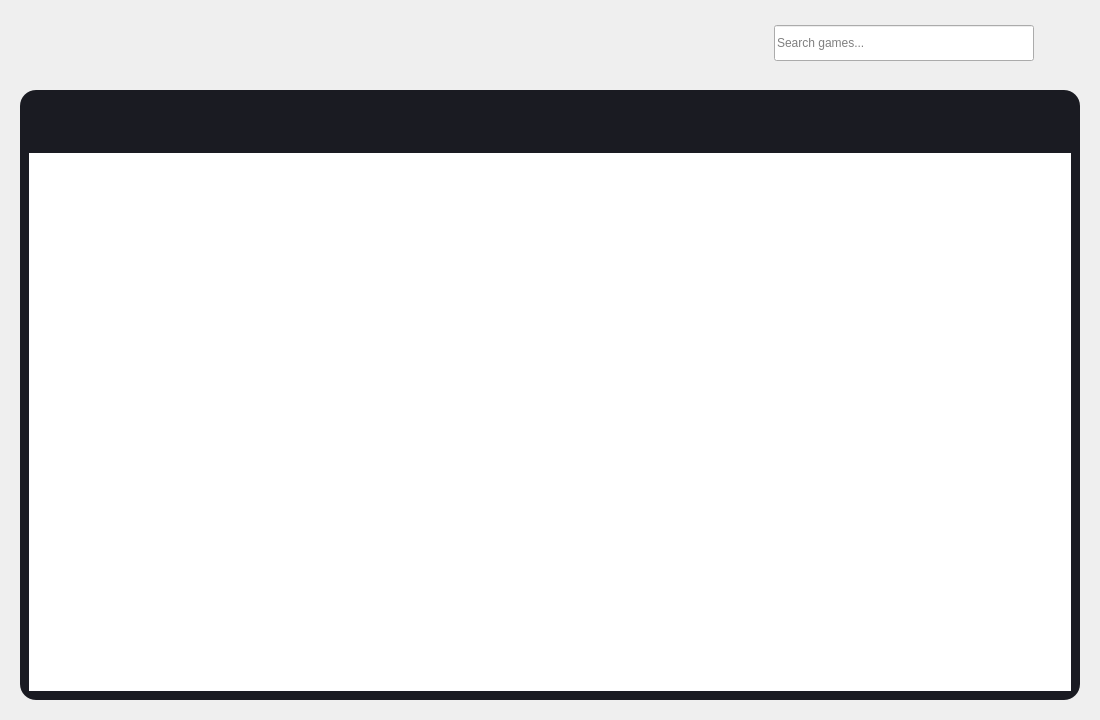
Qt form src/launcher/forms/configuration_list_widget.ui (danielsem65/S5-Play) before a commit.
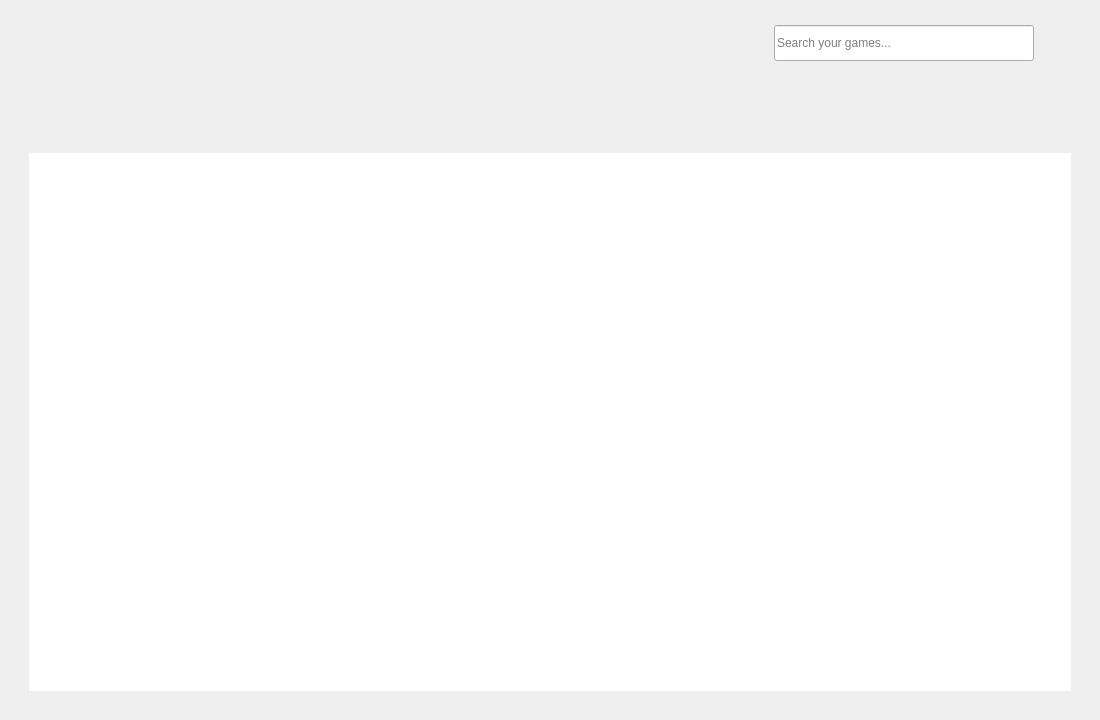
The same form after that commit. Custom widgets are drawn as their Qt base class.

Commit message: Professional UI overhaul: animated background, welcome screen, glass morphism

Patch:
```diff
--- a/src/launcher/forms/configuration_list_widget.ui
+++ b/src/launcher/forms/configuration_list_widget.ui
@@ -36,6 +36,9 @@
        <height>64</height>
       </size>
      </property>
+      <property name="styleSheet">
+       <string notr="true">QWidget#topBar { background: transparent; border-bottom: 1px solid rgba(255,255,255,0.03); }</string>
+      </property>
      <layout class="QHBoxLayout" name="topBarLayout">
       <property name="spacing">12</property>
       <property name="leftMargin">24</property>
@@ -79,7 +82,7 @@
          <string>Search game name or serial</string>
         </property>
         <property name="placeholderText">
-         <string>Search games...</string>
+          <string>Search your games...</string>
         </property>
         <property name="clearButtonEnabled">
          <bool>true</bool>
@@ -125,7 +128,13 @@
       <item>
        <widget class="QWidget" name="gameListContainer" native="true">
         <property name="styleSheet">
-         <string notr="true">QWidget#gameListContainer { background-color: #1a1b22; border-radius: 16px; }</string>
+          <string notr="true">QWidget#gameListContainer {
+  background: qlineargradient(x1:0, y1:0, x2:0, y2:1,
+    stop: 0 rgba(26,27,34,240),
+    stop: 1 rgba(22,23,30,230));
+  border: 1px solid rgba(255,255,255,0.04);
+  border-radius: 16px;
+}</string>
         </property>
         <layout class="QVBoxLayout" name="gameListLayout">
          <property name="spacing">0</property>
```
Lines whose indentation alone changed are shown as unchanged. The commit also changes 6 other files.
